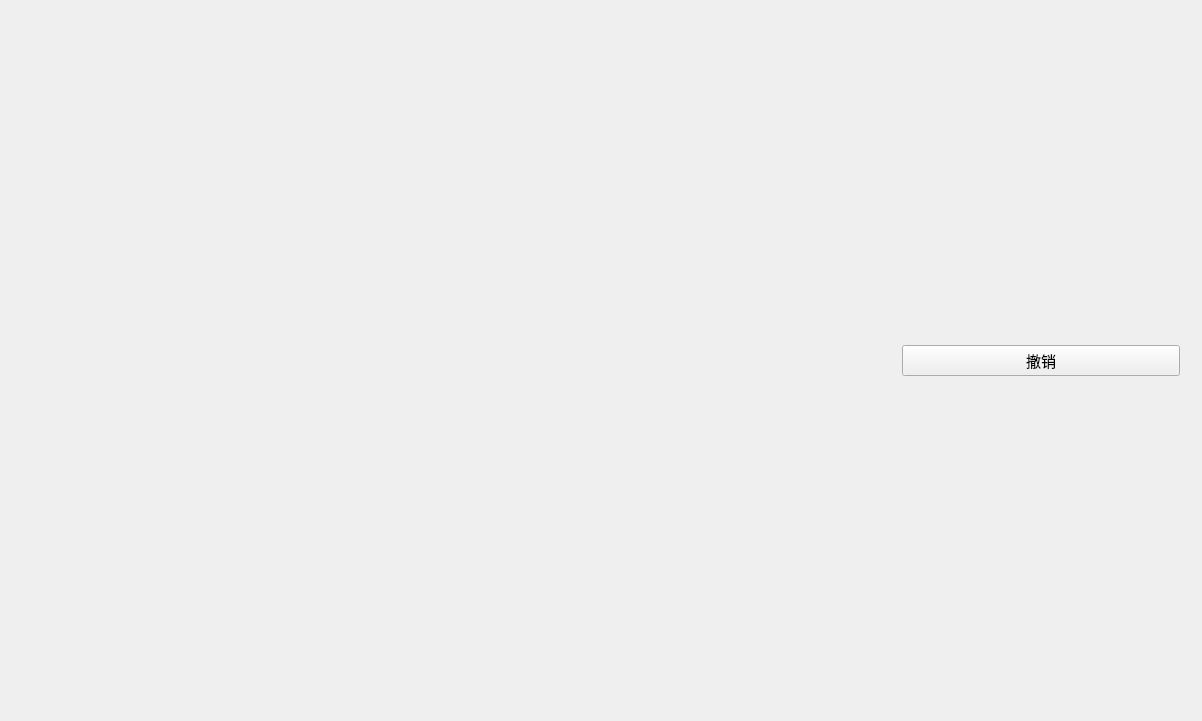
zonekey/img_classifier_prepare, file mainwidget.ui: the form before one commit.
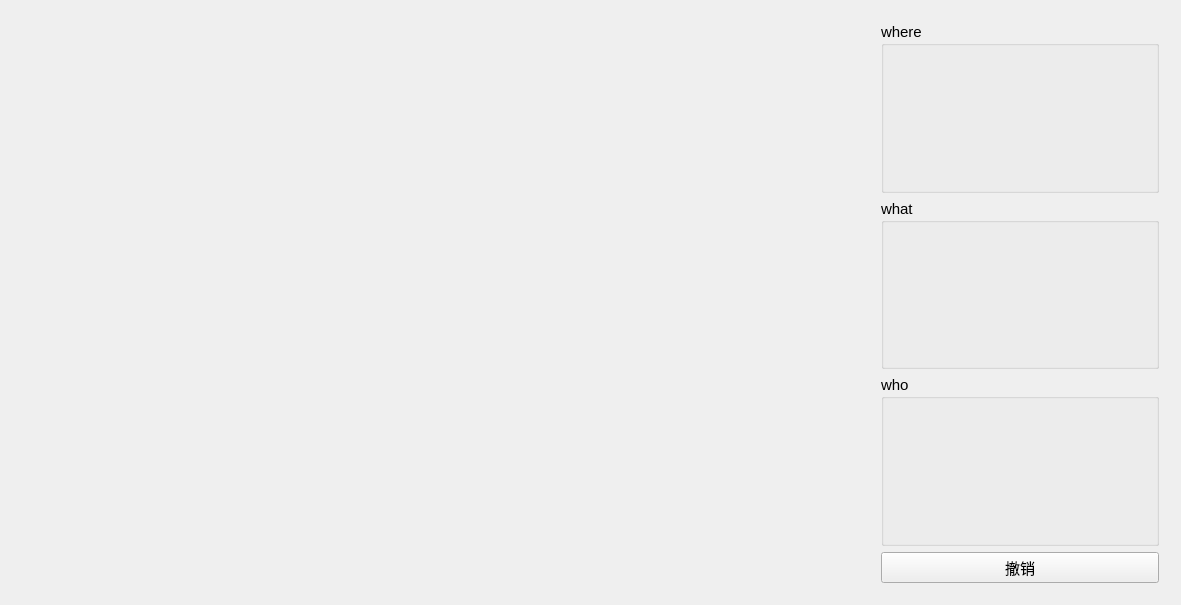
The form after the commit.

Commit message: 支持where, what, who模式分类

The edit to the form file:
```diff
--- a/mainwidget.ui
+++ b/mainwidget.ui
@@ -6,8 +6,8 @@
    <rect>
     <x>0</x>
     <y>0</y>
-    <width>1202</width>
-    <height>721</height>
+    <width>1181</width>
+    <height>605</height>
    </rect>
   </property>
   <property name="font">
@@ -37,12 +37,42 @@
         <item>
          <layout class="QVBoxLayout" name="verticalLayout_x">
           <item>
-           <layout class="QHBoxLayout" name="horizontalLayout_x">
+           <layout class="QVBoxLayout" name="verticalLayout">
             <item>
-             <layout class="QVBoxLayout" name="verticalLayout_buttons"/>
+             <widget class="QGroupBox" name="groupBox_where">
+              <property name="title">
+               <string>where</string>
+              </property>
+              <layout class="QVBoxLayout" name="verticalLayout_4">
+               <item>
+                <layout class="QVBoxLayout" name="verticalLayout_where"/>
+               </item>
+              </layout>
+             </widget>
             </item>
             <item>
-             <layout class="QVBoxLayout" name="verticalLayout_buttons2"/>
+             <widget class="QGroupBox" name="groupBox_what">
+              <property name="title">
+               <string>what</string>
+              </property>
+              <layout class="QVBoxLayout" name="verticalLayout_8">
+               <item>
+                <layout class="QVBoxLayout" name="verticalLayout_what"/>
+               </item>
+              </layout>
+             </widget>
+            </item>
+            <item>
+             <widget class="QGroupBox" name="groupBox_who">
+              <property name="title">
+               <string>who</string>
+              </property>
+              <layout class="QVBoxLayout" name="verticalLayout_7">
+               <item>
+                <layout class="QVBoxLayout" name="verticalLayout_who"/>
+               </item>
+              </layout>
+             </widget>
             </item>
            </layout>
           </item>
```
The commit also changes 11 other files.
